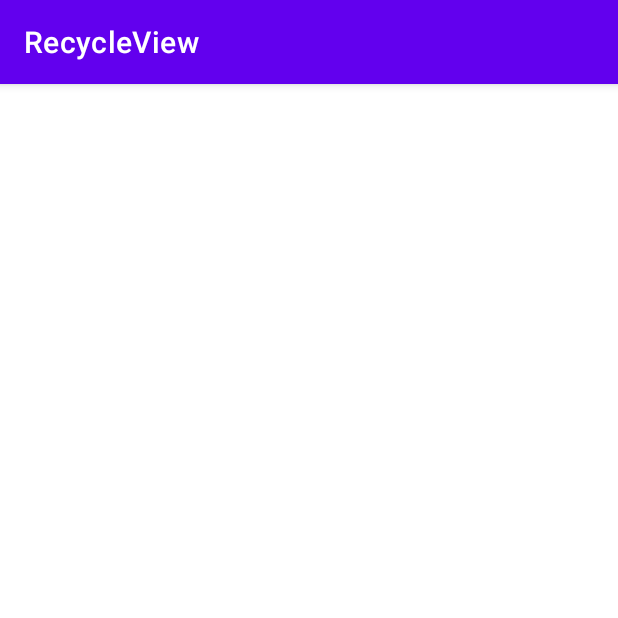
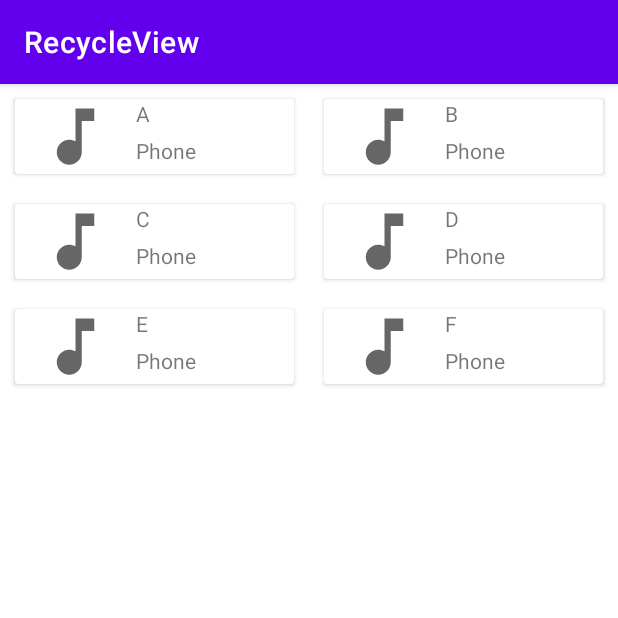
Before and after one commit to DucTrung1802/Android, an Android app: the screen it shows after launch (MainActivity), on a phone screen of 412 x 824 dp, the top half of it. Run offline under Robolectric (Android 15) with nearby library versions, the phone set to English and light mode, and no system bars.

Commit message:
#12 made a RecycleView

```diff
--- a/Projects/RecycleView/app/src/main/java/com/example/recycleview/CustomAdapter.java
+++ b/Projects/RecycleView/app/src/main/java/com/example/recycleview/CustomAdapter.java
@@ -1,13 +1,47 @@
 package com.example.recycleview;
 
+import android.content.Context;
+import android.view.LayoutInflater;
 import android.view.View;
+import android.view.ViewGroup;
 import android.widget.ImageView;
 import android.widget.TextView;
 
 import androidx.annotation.NonNull;
 import androidx.recyclerview.widget.RecyclerView;
 
-public class CustomAdapter {
+import java.util.List;
+
+public class CustomAdapter extends RecyclerView.Adapter<CustomAdapter.CustomViewHolder> {
+
+    List<Song> listSong;
+    Context mContext;
+
+    public CustomAdapter(List<Song> listSong, Context mContext) {
+        this.listSong = listSong;
+        this.mContext = mContext;
+    }
+
+    @NonNull
+    @Override
+    public CustomViewHolder onCreateViewHolder(@NonNull ViewGroup parent, int viewType) {
+        // Convert từ file xml sang view sử dụng LayoutInflater
+        View view = LayoutInflater.from(mContext).inflate(R.layout.item_row, parent, false);
+        return new CustomViewHolder(view);
+    }
+
+    @Override
+    public void onBindViewHolder(@NonNull CustomViewHolder holder, int position) {
+        // Đổ dữ liệu lên view
+        holder.imgView.setBackgroundResource(listSong.get(position).getImage());
+        holder.tvName.setText(listSong.get(position).getTitleSong());
+    }
+
+    @Override
+    public int getItemCount() { // là kích thước dữ liệu
+        return listSong.size();
+    }
+
     public class CustomViewHolder extends RecyclerView.ViewHolder {
         public ImageView imgView;
         public TextView tvName;
--- a/Projects/RecycleView/app/src/main/java/com/example/recycleview/MainActivity.java
+++ b/Projects/RecycleView/app/src/main/java/com/example/recycleview/MainActivity.java
@@ -3,23 +3,52 @@ package com.example.recycleview;
 import android.os.Bundle;
 
 import androidx.appcompat.app.AppCompatActivity;
+import androidx.recyclerview.widget.GridLayoutManager;
 import androidx.recyclerview.widget.RecyclerView;
+
+import java.util.ArrayList;
+import java.util.List;
 
 public class MainActivity extends AppCompatActivity {
 
     //  Bước 1: Xác định đối tượng mình muốn hiển thị danh sách
+
     //  Bước 2: Thêm recycleview vào phần layout main_activity.xml và đặt id cũng như khai báo biến
     //  đối tượng và mapping recycleview trong file java
+
     //  Bước 3: Tạo layout hàng là item_row cho dữ liệu
+
     //  Bước 4: Tạo adapter để đổ dữ liệu lên recycleview tức là cho thằng dữ liệu đổ vào thằng
     //  layout thứ 2 từ layout đến recycleview
     //  4.1 Kế thừa ViewHolder để mapping đến laypout item_row mà mình tạo ra
+    //  4.2 Kế thừa tiếp Adapter của RecycleView để đổ dữ liệu lên recycleview
+
+    //  Bước 5: sang MainActivity tạo dữ liệu và đổ dữ liệu lên thằng RecycleView thông qua
+    //  CustomAdapter
 
     RecyclerView recyclerView;
+    CustomAdapter customAdapter;
+    List<Song> listSong = new ArrayList<>();
 
     @Override
     protected void onCreate(Bundle savedInstanceState) {
         super.onCreate(savedInstanceState);
         setContentView(R.layout.activity_main);
+        recyclerView = findViewById(R.id.recycleview);
+        listSong.add(new Song(R.drawable.ic_baseline_music_note_24, "A"));
+        listSong.add(new Song(R.drawable.ic_baseline_music_note_24, "B"));
+        listSong.add(new Song(R.drawable.ic_baseline_music_note_24, "C"));
+        listSong.add(new Song(R.drawable.ic_baseline_music_note_24, "D"));
+        listSong.add(new Song(R.drawable.ic_baseline_music_note_24, "E"));
+        listSong.add(new Song(R.drawable.ic_baseline_music_note_24, "F"));
+        customAdapter = new CustomAdapter(listSong, this);
+//        RecyclerView.LayoutManager layoutManager = new LinearLayoutManager(this,
+//                RecyclerView.VERTICAL, false);
+
+        RecyclerView.LayoutManager layoutManager = new GridLayoutManager(this, 2);
+
+        recyclerView.setLayoutManager(layoutManager);
+        recyclerView.setAdapter(customAdapter);
+
     }
 }
--- /dev/null
+++ b/Projects/RecycleView/app/src/main/java/com/example/recycleview/Song.java
@@ -0,0 +1,31 @@
+package com.example.recycleview;
+
+public class Song {
+    private int image;
+    private String titleSong;
+
+    public Song() {
+
+    }
+
+    public int getImage() {
+        return image;
+    }
+
+    public void setImage(int image) {
+        this.image = image;
+    }
+
+    public String getTitleSong() {
+        return titleSong;
+    }
+
+    public void setTitleSong(String titleSong) {
+        this.titleSong = titleSong;
+    }
+
+    public Song(int image, String titleSong) {
+        this.image = image;
+        this.titleSong = titleSong;
+    }
+}
--- /dev/null
+++ b/Projects/RecycleView/app/src/main/res/drawable/ic_baseline_music_note_24.xml
@@ -0,0 +1,10 @@
+<vector xmlns:android="http://schemas.android.com/apk/res/android"
+    android:width="24dp"
+    android:height="24dp"
+    android:viewportWidth="24"
+    android:viewportHeight="24"
+    android:tint="?attr/colorControlNormal">
+  <path
+      android:fillColor="@android:color/white"
+      android:pathData="M12,3v10.55c-0.59,-0.34 -1.27,-0.55 -2,-0.55 -2.21,0 -4,1.79 -4,4s1.79,4 4,4 4,-1.79 4,-4V7h4V3h-6z"/>
+</vector>
```
Also changed, not shown: 1 other file.
